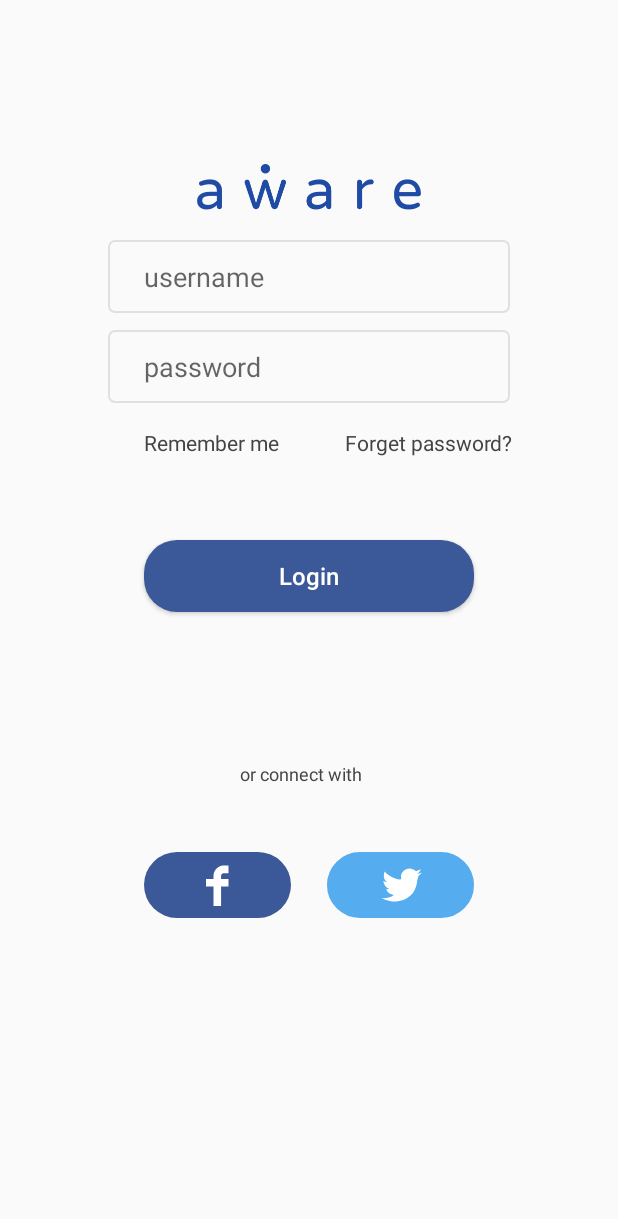
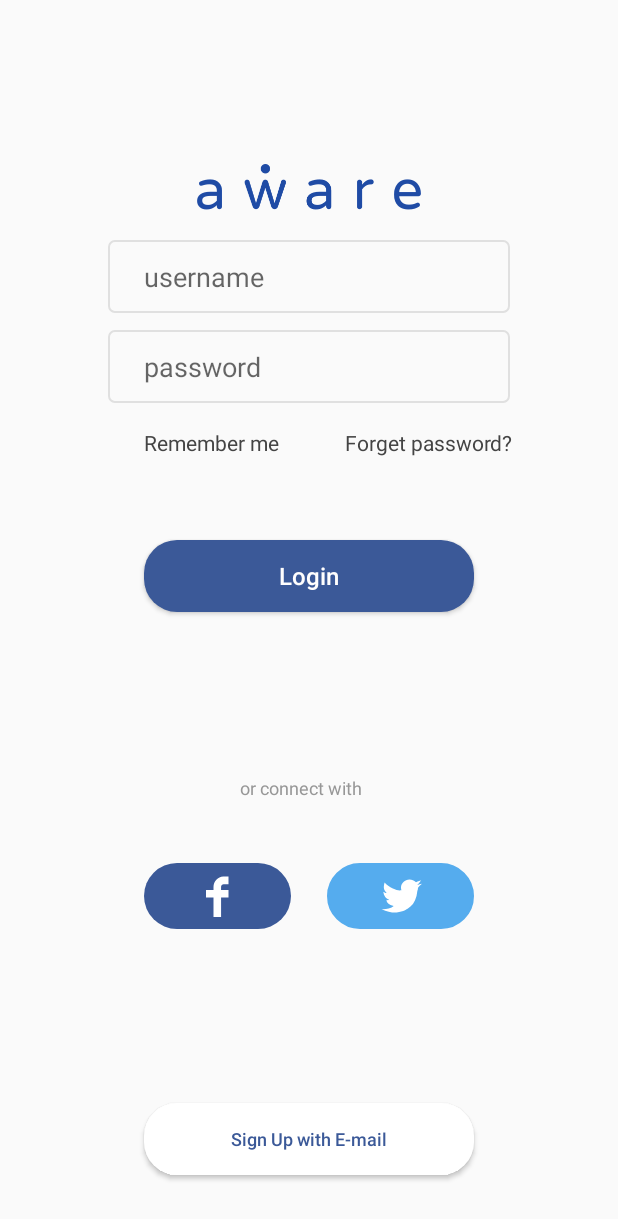
Before and after one commit to Jerry-wenhao/SilverLayout, an Android app: the screen it shows after launch (MainActivity), on a phone screen of 412 x 824 dp. Shown: the top 1219 px of the screen. Run offline under Robolectric (Android 15) with nearby library versions, the phone set to English and light mode, and no system bars.

Commit message:
[xiawenhao] feat: set sign_up button

```diff
--- /dev/null
+++ b/app/src/main/res/drawable/sign_up.xml
@@ -0,0 +1,9 @@
+<?xml version ="1.0" encoding ="utf-8"?>
+<selector xmlns:android="http://schemas.android.com/apk/res/android">
+    <item>
+        <shape android:shape="rectangle">
+            <solid android:color="@color/sign_up"/>
+            <corners android:radius="22dp" />
+        </shape>
+    </item>
+</selector>
--- a/app/src/main/res/layout/activity_main.xml
+++ b/app/src/main/res/layout/activity_main.xml
@@ -132,14 +132,14 @@
         android:layout_height="wrap_content"
         android:layout_marginStart="112dp"
         android:text="@string/connect_us"
-        android:textColor="@color/remember"
+        android:textColor="@color/connect"
         android:textSize="12sp"
         app:layout_constraintBottom_toBottomOf="parent"
         app:layout_constraintLeft_toLeftOf="parent"
         app:layout_constraintRight_toRightOf="parent"
         app:layout_constraintStart_toStartOf="@+id/attention"
         app:layout_constraintTop_toTopOf="parent"
-        app:layout_constraintVertical_bias="0.628" />
+        app:layout_constraintVertical_bias="0.64" />
 
     <ImageButton
         android:id="@+id/facebook"
@@ -154,7 +154,7 @@
         app:layout_constraintLeft_toLeftOf="parent"
         app:layout_constraintRight_toRightOf="parent"
         app:layout_constraintTop_toTopOf="parent"
-        app:layout_constraintVertical_bias="0.728" />
+        app:layout_constraintVertical_bias="0.738" />
 
     <ImageButton
         android:id="@+id/twitter"
@@ -169,7 +169,24 @@
         app:layout_constraintLeft_toLeftOf="parent"
         app:layout_constraintRight_toRightOf="parent"
         app:layout_constraintTop_toTopOf="parent"
-        app:layout_constraintVertical_bias="0.728" />
+        app:layout_constraintVertical_bias="0.738" />
+
+    <Button
+        android:id="@+id/sign_up_with_email"
+        android:layout_width="match_parent"
+        android:layout_height="wrap_content"
+        android:layout_marginStart="48dp"
+        android:layout_marginEnd="48dp"
+        android:background="@drawable/sign_up"
+        android:text="@string/signup"
+        android:textAllCaps="false"
+        android:textColor="@color/signup_text_color"
+        android:textSize="12sp"
+        app:layout_constraintBottom_toBottomOf="parent"
+        app:layout_constraintLeft_toLeftOf="parent"
+        app:layout_constraintRight_toRightOf="parent"
+        app:layout_constraintTop_toTopOf="parent"
+        app:layout_constraintVertical_bias="0.948" />
 
 
 </androidx.constraintlayout.widget.ConstraintLayout>
--- a/app/src/main/res/values/colors.xml
+++ b/app/src/main/res/values/colors.xml
@@ -9,4 +9,7 @@
     <color name="login_text">#FFFEFE</color>
     <color name="login_button">#3B5998</color>
     <color name="twitter">#55ACEE</color>
+    <color name="sign_up">#FFFFFF</color>
+    <color name="signup_text_color">#3B5998</color>
+    <color name="connect">#979797 </color>
 </resources>
--- a/app/src/main/res/values/strings.xml
+++ b/app/src/main/res/values/strings.xml
@@ -8,4 +8,5 @@
     <string name="login">Login</string>
     <string name="connect_us">or connect with</string>
     <string name="facebook">facebook</string>
+    <string name="signup">Sign Up with E-mail</string>
 </resources>
```
